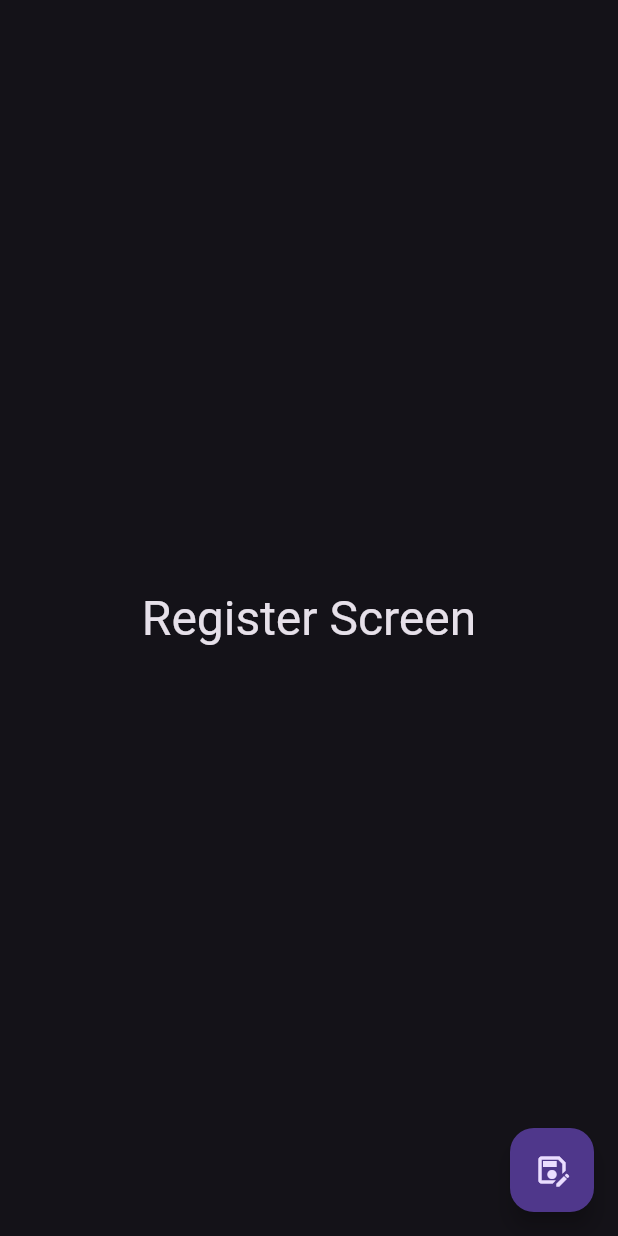
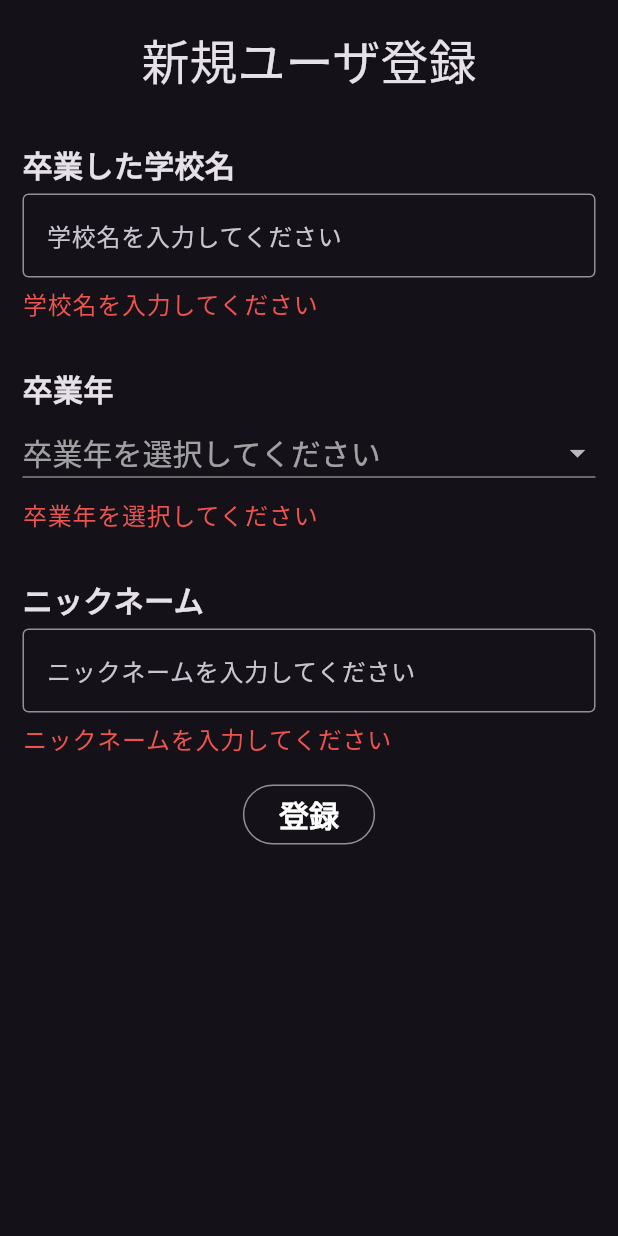
Before and after one commit to jhh78/find_friend, a Flutter app: the RegisterScreen widget shown alone on an empty page, opened directly, on a phone screen of 412 x 824 dp. Run offline on Flutter 3.47's test engine with Material 3 defaults, Android fonts, the phone set to English and light mode, and no system bars.

Commit message:
20140118

```diff
--- a/lib/screens/register.dart
+++ b/lib/screens/register.dart
@@ -1,5 +1,6 @@
 import 'package:find_friend/screens/index.dart';
 import 'package:find_friend/widgets/layout.dart';
+import 'package:find_friend/widgets/register/form_text_field.dart';
 import 'package:flutter/material.dart';
 
 class RegisterScreen extends StatelessWidget {
@@ -8,22 +9,57 @@ class RegisterScreen extends StatelessWidget {
   @override
   Widget build(BuildContext context) {
     return Layout(
-      child: Scaffold(
-          body: Center(
-            child: Text(
-              'Register Screen',
-              style: Theme.of(context).textTheme.headlineLarge,
-            ),
-          ),
-          floatingActionButton: FloatingActionButton(
-            onPressed: () {
-              debugPrint('RegisterScreen FAB tapped');
-              Navigator.of(context).push(MaterialPageRoute(
-                builder: (context) => const IndexScreen(),
-              ));
-            },
-            child: const Icon(Icons.save_as_outlined),
-          )),
+      child: Column(
+        children: [
+          Flexible(
+              flex: 9,
+              fit: FlexFit.tight,
+              child: SingleChildScrollView(
+                child: Column(
+                  children: [
+                    Padding(
+                      padding: const EdgeInsets.all(20.0),
+                      child: Text('新規ユーザ登録',
+                          style: Theme.of(context).textTheme.headlineLarge),
+                    ),
+                    const RegisterFormText(
+                      title: '卒業した学校名',
+                      hintText: '学校名を入力してください',
+                      errorText: '学校名を入力してください',
+                    ),
+                    const RegisterFormText(
+                      isDropdown: true,
+                      title: '卒業年',
+                      hintText: '卒業年を選択してください',
+                      errorText: '卒業年を選択してください',
+                    ),
+                    const RegisterFormText(
+                      title: 'ニックネーム',
+                      hintText: 'ニックネームを入力してください',
+                      errorText: 'ニックネームを入力してください',
+                    ),
+                    OutlinedButton(
+                      onPressed: () {
+                        debugPrint('登録ボタンが押されました');
+                        Navigator.push(
+                          context,
+                          MaterialPageRoute(
+                              builder: (context) => const IndexScreen()),
+                        );
+                      },
+                      child: const Text(
+                        '登録',
+                        style: TextStyle(
+                            fontSize: 20,
+                            fontWeight: FontWeight.bold,
+                            color: Colors.white),
+                      ),
+                    )
+                  ],
+                ),
+              )),
+        ],
+      ),
     );
   }
 }
--- a/lib/widgets/layout.dart
+++ b/lib/widgets/layout.dart
@@ -8,8 +8,10 @@ class Layout extends StatelessWidget {
   Widget build(BuildContext context) {
     return PopScope(
       canPop: false,
-      child: Scaffold(
-        body: child,
+      child: SafeArea(
+        child: Scaffold(
+          body: child,
+        ),
       ),
     );
   }
--- /dev/null
+++ b/lib/widgets/register/form_text_field.dart
@@ -0,0 +1,66 @@
+import 'package:flutter/material.dart';
+
+class RegisterFormText extends StatelessWidget {
+  final String title;
+  final String hintText;
+  final bool? isDropdown;
+  final String? errorText;
+  const RegisterFormText({
+    Key? key,
+    required this.title,
+    required this.hintText,
+    this.isDropdown = false,
+    this.errorText,
+  }) : super(key: key);
+
+  @override
+  Widget build(BuildContext context) {
+    int currentYear = DateTime.now().year;
+    List<String> years =
+        List<String>.generate(101, (index) => (currentYear - index).toString());
+    return Padding(
+      padding: const EdgeInsets.all(15.0),
+      child: Column(
+        crossAxisAlignment: CrossAxisAlignment.start,
+        children: [
+          Text(
+            title,
+            style: const TextStyle(fontSize: 20, fontWeight: FontWeight.bold),
+          ),
+          const SizedBox(height: 5),
+          isDropdown != null && isDropdown!
+              ? DropdownButton<String>(
+                  isExpanded: true,
+                  style: const TextStyle(
+                    fontSize: 20,
+                  ),
+                  hint: Text(hintText),
+                  items: years.map((String value) {
+                    return DropdownMenuItem<String>(
+                      value: value,
+                      child: Center(child: Text('$value年卒業')),
+                    );
+                  }).toList(),
+                  onChanged: (_) {},
+                )
+              : TextField(
+                  decoration: InputDecoration(
+                      hintText: hintText, border: const OutlineInputBorder()),
+                ),
+          errorText != null
+              ? Padding(
+                  padding: const EdgeInsets.only(top: 5.0),
+                  child: Text(
+                    errorText!,
+                    style: Theme.of(context)
+                        .textTheme
+                        .bodyLarge!
+                        .copyWith(color: Colors.red[400]),
+                  ),
+                )
+              : const SizedBox(),
+        ],
+      ),
+    );
+  }
+}
```
